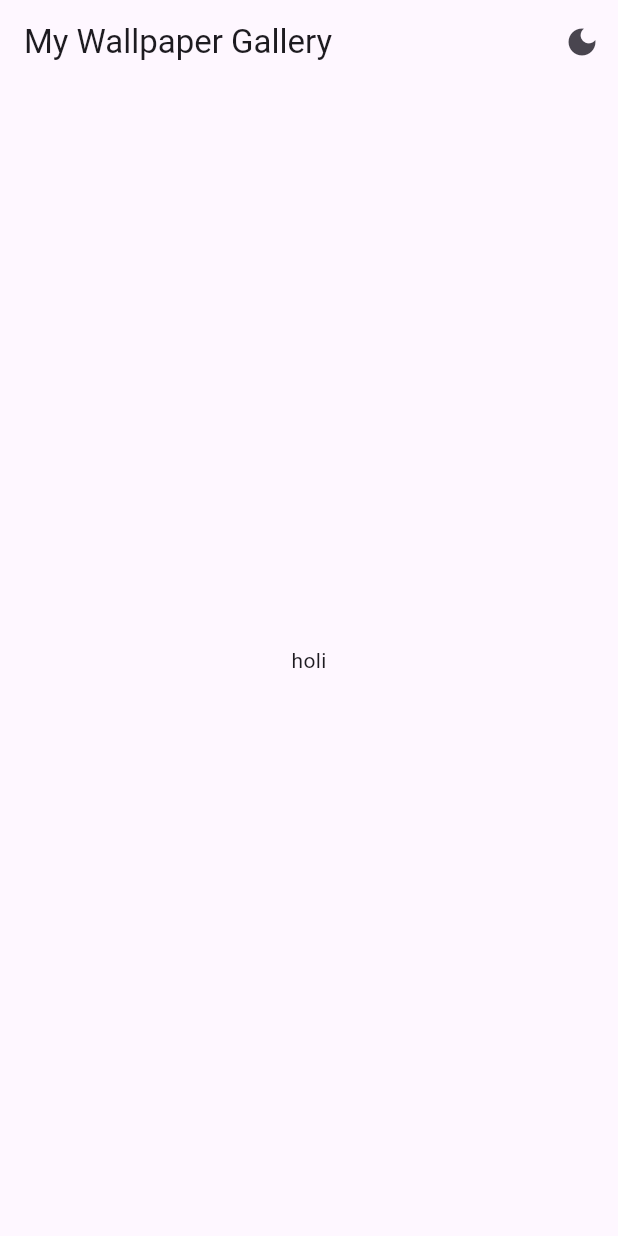
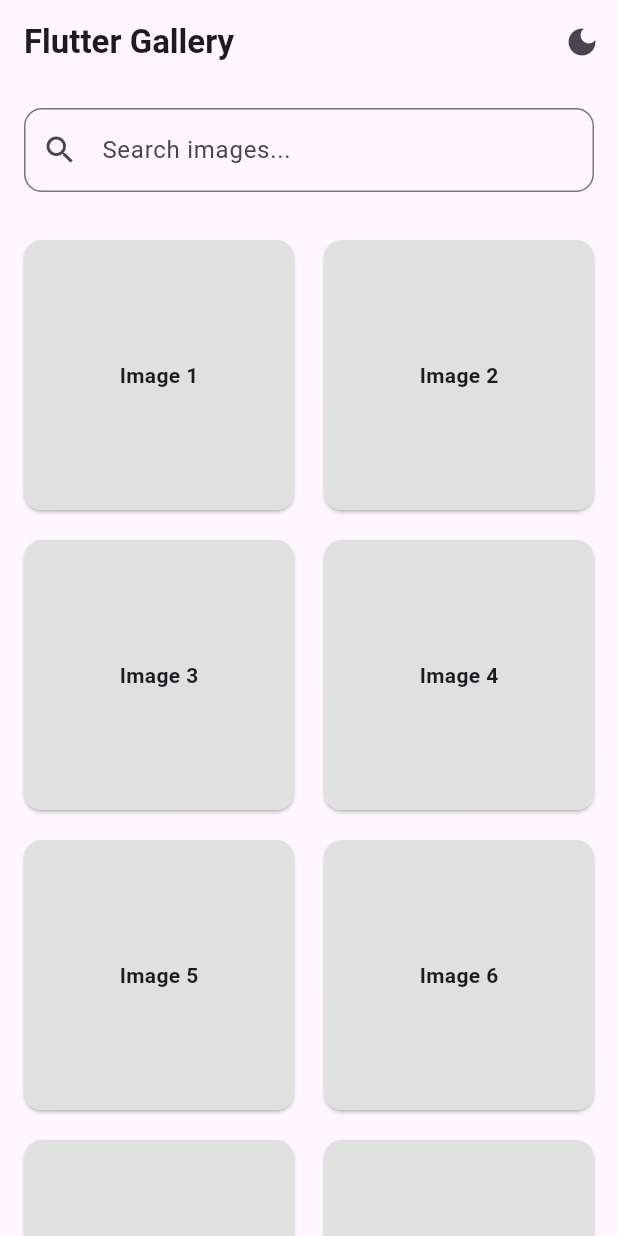
Before and after one commit to fraustosm/flutter-proyecto2, a Flutter app: the screen it shows after launch, on a phone screen of 412 x 824 dp. Run offline on Flutter 3.47's test engine with Material 3 defaults, Android fonts, the phone set to English and light mode, and no system bars; our stand-ins replace flutter_riverpod, shared_preferences.

Commit message:
update: UI basica inicial

```diff
--- a/lib/main.dart
+++ b/lib/main.dart
@@ -1,5 +1,6 @@
 import 'package:flutter/material.dart';
 import 'package:flutter_riverpod/flutter_riverpod.dart';
+import 'presentation/screens/home_screen.dart';
 
 import 'core/theme/app_theme.dart';
 import 'presentation/providers/theme_provider.dart';
@@ -36,44 +37,3 @@ class MyApp extends ConsumerWidget {
     );
   }
 }
-
-class HomeScreen extends ConsumerWidget {
-
-  const HomeScreen({super.key});
-
-  @override
-  Widget build(BuildContext context, WidgetRef ref) {
-
-    final isDarkMode = ref.watch(themeProvider);
-
-    return Scaffold(
-      appBar: AppBar(
-        title: const Text('My Wallpaper Gallery'),
-
-        actions: [
-
-          IconButton(
-            onPressed: () {
-
-              ref
-                  .read(themeProvider.notifier)
-                  .toggleTheme();
-
-            },
-
-            icon: Icon(
-              isDarkMode
-                  ? Icons.light_mode
-                  : Icons.dark_mode,
-            ),
-          ),
-
-        ],
-      ),
-
-      body: const Center(
-        child: Text('holi'),
-      ),
-    );
-  }
-}
--- /dev/null
+++ b/lib/presentation/screens/home_screen.dart
@@ -0,0 +1,94 @@
+import 'package:flutter/material.dart';
+import 'package:flutter_riverpod/flutter_riverpod.dart';
+
+import '../providers/theme_provider.dart';
+
+class HomeScreen extends ConsumerWidget {
+  const HomeScreen({super.key});
+
+  @override
+  Widget build(BuildContext context, WidgetRef ref) {
+    final isDarkMode = ref.watch(themeProvider);
+
+    final width = MediaQuery.of(context).size.width;
+
+    return Scaffold(
+      appBar: AppBar(
+        title: const Text(
+          'Flutter Gallery',
+          style: TextStyle(
+            fontWeight: FontWeight.bold,
+          ),
+        ),
+        actions: [
+          IconButton(
+            onPressed: () {
+              ref
+                  .read(themeProvider.notifier)
+                  .toggleTheme();
+            },
+            icon: Icon(
+              isDarkMode
+                  ? Icons.light_mode
+                  : Icons.dark_mode,
+            ),
+          ),
+        ],
+      ),
+      body: Column(
+        children: [
+          Padding(
+            padding: const EdgeInsets.all(16),
+            child: TextField(
+              decoration: InputDecoration(
+                hintText: 'Search images...',
+                prefixIcon: const Icon(Icons.search),
+                border: OutlineInputBorder(
+                  borderRadius: BorderRadius.circular(12),
+                ),
+              ),
+            ),
+          ),
+
+          Expanded(
+            child: GridView.builder(
+              padding: const EdgeInsets.all(12),
+
+              gridDelegate:
+                  SliverGridDelegateWithFixedCrossAxisCount(
+                crossAxisCount:
+                    width < 600
+                        ? 2
+                        : 4,
+
+                crossAxisSpacing: 12,
+                mainAxisSpacing: 12,
+              ),
+
+              itemCount: 10,
+
+              itemBuilder: (context, index) {
+                return Card(
+                  clipBehavior: Clip.antiAlias,
+
+                  child: Container(
+                    color: Colors.grey.shade300,
+
+                    child: Center(
+                      child: Text(
+                        'Image ${index + 1}',
+                        style: const TextStyle(
+                          fontWeight: FontWeight.bold,
+                        ),
+                      ),
+                    ),
+                  ),
+                );
+              },
+            ),
+          ),
+        ],
+      ),
+    );
+  }
+}
```
Also changed, not shown: lib/presentation/providers/theme_provider.dart (+26 -4 lines), 1 other file.
